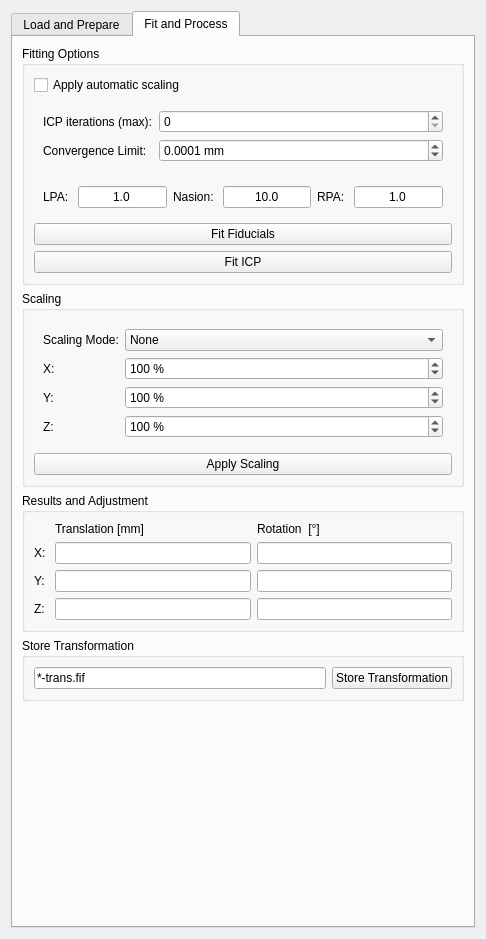
First picture: the form in libraries/disp/viewers/formfiles/coregview.ui, repository mne-tools/mne-cpp, before the edit.
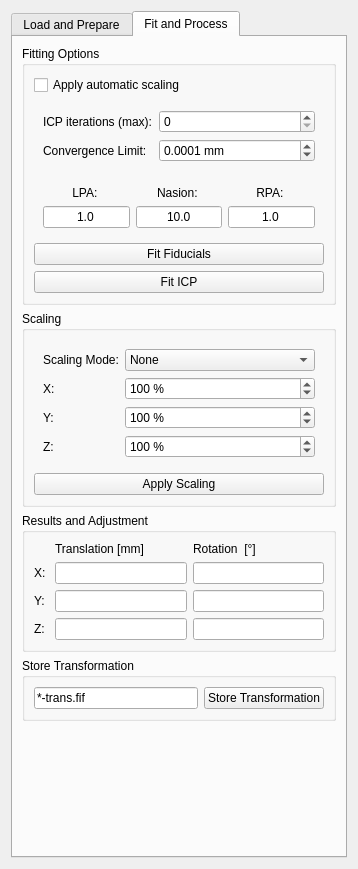
Second picture: the form after the edit. The open tabs and pages were chosen to show the change.

Commit message: Maibt: resize widgets

Diff of the .ui file:
```diff
--- a/libraries/disp/viewers/formfiles/coregview.ui
+++ b/libraries/disp/viewers/formfiles/coregview.ui
@@ -6,14 +6,14 @@
    <rect>
     <x>0</x>
     <y>0</y>
-    <width>486</width>
-    <height>939</height>
+    <width>358</width>
+    <height>869</height>
    </rect>
   </property>
   <property name="windowTitle">
    <string>HPI Setup</string>
   </property>
-  <layout class="QVBoxLayout" name="verticalLayout_8">
+  <layout class="QVBoxLayout" name="verticalLayout">
    <item>
     <widget class="QTabWidget" name="m_qTabWidget">
      <property name="currentIndex">
@@ -23,7 +23,7 @@
       <attribute name="title">
        <string>Load and Prepare</string>
       </attribute>
-      <layout class="QVBoxLayout" name="verticalLayout">
+      <layout class="QVBoxLayout" name="verticalLayout_6">
        <item>
         <widget class="QGroupBox" name="m_qGroupBox_MriSubject">
          <property name="title">
@@ -202,7 +202,7 @@
       <attribute name="title">
        <string>Fit and Process</string>
       </attribute>
-      <layout class="QVBoxLayout" name="verticalLayout_6">
+      <layout class="QVBoxLayout" name="verticalLayout_8">
        <item>
         <widget class="QGroupBox" name="m_qGroupBox_FittingOptions">
          <property name="title">
@@ -266,9 +266,12 @@
                <property name="text">
                 <string>LPA: </string>
                </property>
+               <property name="alignment">
+                <set>Qt::AlignCenter</set>
+               </property>
               </widget>
              </item>
-             <item row="0" column="4">
+             <item row="1" column="1">
               <widget class="QLineEdit" name="m_qLineEdit_LpaWeight">
                <property name="text">
                 <string>1.0</string>
@@ -278,21 +281,17 @@
                </property>
               </widget>
              </item>
-             <item row="0" column="7">
-              <widget class="QLabel" name="label_8">
-               <property name="text">
-                <string>RPA: </string>
-               </property>
-              </widget>
-             </item>
-             <item row="0" column="5">
+             <item row="0" column="2">
               <widget class="QLabel" name="label_9">
                <property name="text">
                 <string>Nasion: </string>
                </property>
+               <property name="alignment">
+                <set>Qt::AlignCenter</set>
+               </property>
               </widget>
              </item>
-             <item row="0" column="6">
+             <item row="1" column="2">
               <widget class="QLineEdit" name="m_qLineEdit_NasWeight">
                <property name="text">
                 <string>10.0</string>
@@ -302,7 +301,7 @@
                </property>
               </widget>
              </item>
-             <item row="0" column="8">
+             <item row="1" column="3">
               <widget class="QLineEdit" name="m_qLineEdit_RpaWeight">
                <property name="text">
                 <string>1.0</string>
@@ -312,6 +311,16 @@
                </property>
               </widget>
              </item>
+             <item row="0" column="3">
+              <widget class="QLabel" name="label_8">
+               <property name="text">
+                <string>RPA: </string>
+               </property>
+               <property name="alignment">
+                <set>Qt::AlignCenter</set>
+               </property>
+              </widget>
+             </item>
             </layout>
            </widget>
           </item>
```
Left out of the diff: 4 changed lines with no effect on the pictures. The commit also changes 2 other files.
